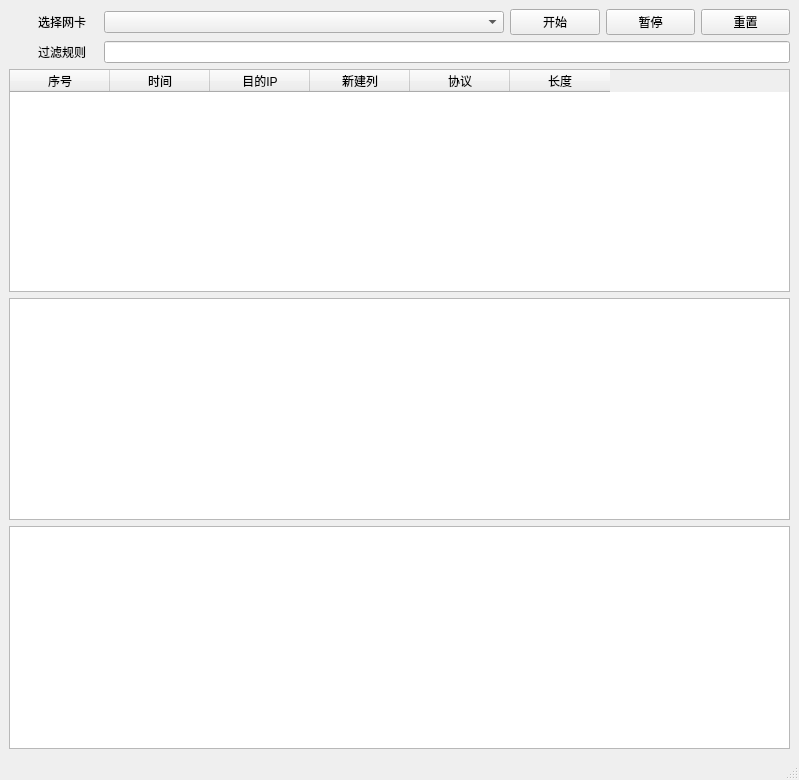
This is mainwindow.ui in FunClip/ssniffer as Qt 5 draws it before an edit. The edited form follows.
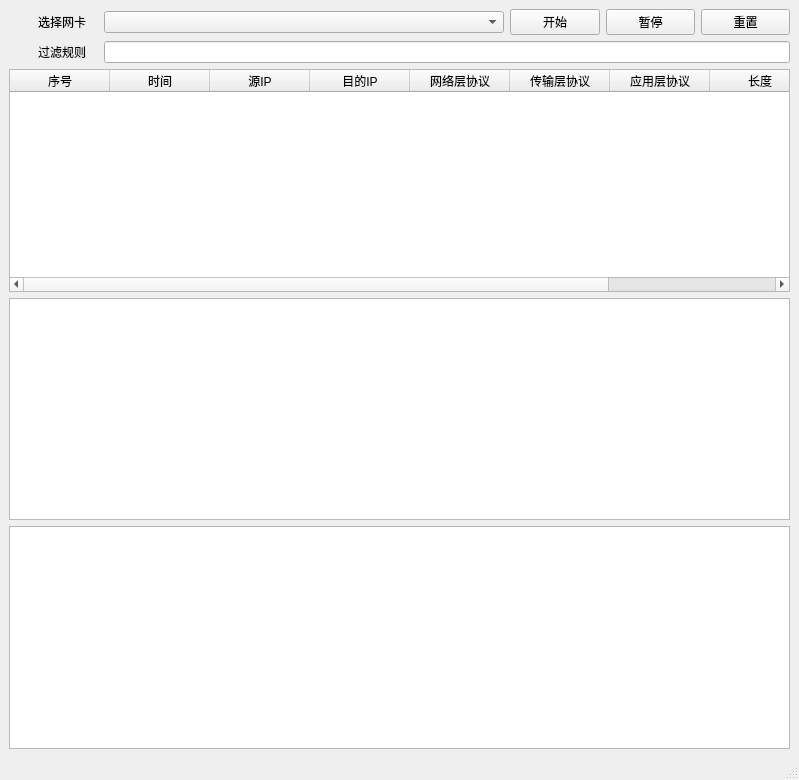
This is the edited form.

Patch:
```diff
--- a/mainwindow.ui
+++ b/mainwindow.ui
@@ -108,6 +108,11 @@
           <string>时间</string>
          </property>
         </column>
+        <column>
+         <property name="text">
+          <string>源IP</string>
+         </property>
+        </column>
         <column>
          <property name="text">
           <string>目的IP</string>
@@ -115,12 +120,17 @@
         </column>
         <column>
          <property name="text">
-          <string>新建列</string>
+          <string>网络层协议</string>
          </property>
         </column>
         <column>
          <property name="text">
-          <string>协议</string>
+          <string>传输层协议</string>
+         </property>
+        </column>
+        <column>
+         <property name="text">
+          <string>应用层协议</string>
          </property>
         </column>
         <column>
@@ -128,6 +138,11 @@
           <string>长度</string>
          </property>
         </column>
+        <column>
+         <property name="text">
+          <string>data</string>
+         </property>
+        </column>
        </widget>
       </item>
      </layout>
```
